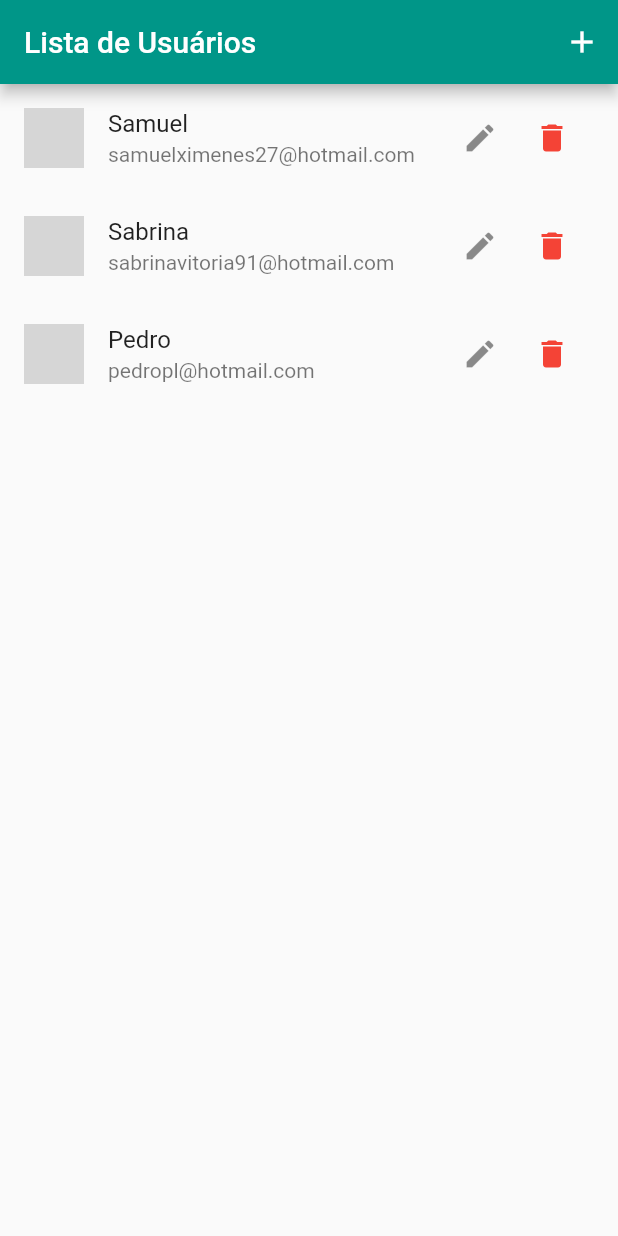
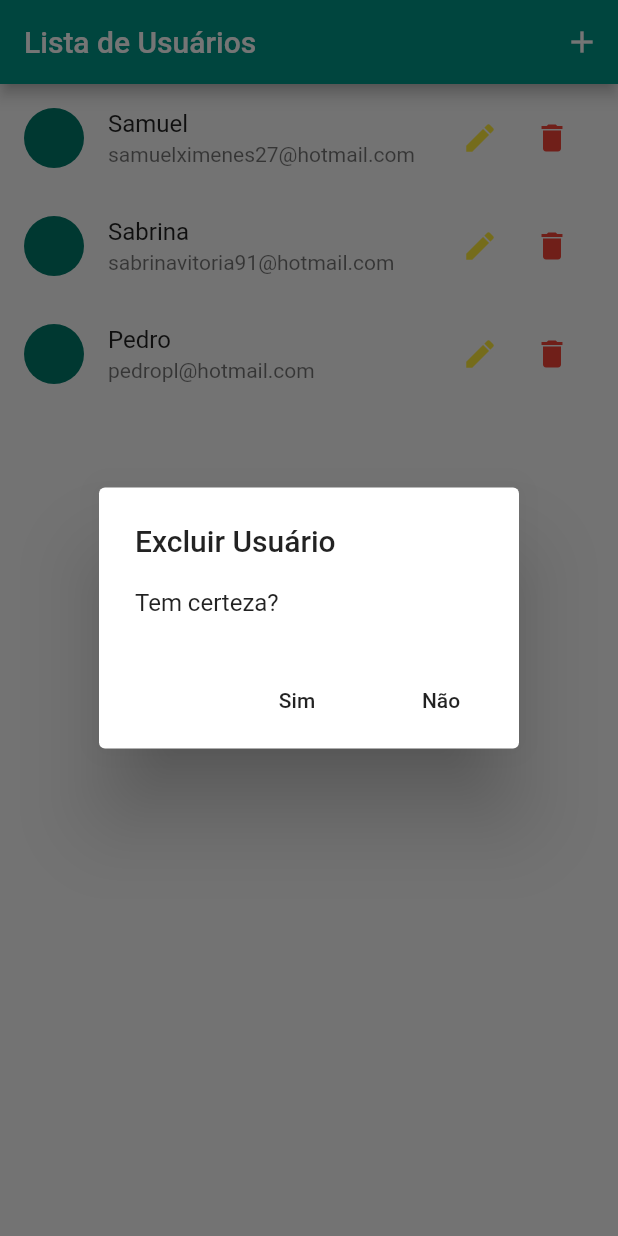
Before and after one commit to SamuelXimenes27/simpleRegister, a Flutter app: the screen it shows after launch, after a tap on the "delete" icon, on a phone screen of 412 x 824 dp. Run offline on Flutter 3.47's test engine with Material 2 defaults, Android fonts, the phone set to English and light mode, and no system bars; network calls fail; grey boxes are pictures that could not be loaded.

Commit message:
lógicas dos botões de editar, excluir e adicionar finalizados

```diff
--- a/lib/components/user_tile.dart
+++ b/lib/components/user_tile.dart
@@ -2,7 +2,9 @@
 /* ARQUIVO NO DIRETORIO 'lib/components/user_tile.dart'*/
 
 import 'package:flutter/material.dart';
+import 'package:provider/provider.dart';
 import 'package:register/models/user.dart';
+import 'package:register/provider/users.dart';
 import 'package:register/routes/app_routes.dart';
 
 class UserTile extends StatelessWidget {
@@ -24,6 +26,7 @@ class UserTile extends StatelessWidget {
           children: <Widget>[
             IconButton(
               icon: Icon(Icons.edit),
+              color: Colors.yellow,
               onPressed: () {
                 Navigator.of(context).pushNamed(
                   AppRoutes.USER_FORM,
@@ -32,10 +35,31 @@ class UserTile extends StatelessWidget {
               },
             ), //IconButton
             IconButton(
-              icon: Icon(Icons.delete),
-              color: Colors.red,
-              onPressed: () {},
-            ), //IconButton
+                icon: Icon(Icons.delete),
+                color: Colors.red,
+                onPressed: () {
+                  showDialog(
+                    context: context,
+                    builder: (ctx) => AlertDialog(
+                      title: Text('Excluir Usuário'),
+                      content: Text('Tem certeza?'),
+                      actions: <Widget>[
+                        FlatButton(
+                          onPressed: () => Navigator.of(context).pop(true),
+                          child: Text('Sim'),
+                        ),
+                        FlatButton(
+                          onPressed: () => Navigator.of(context).pop(false),
+                          child: Text('Não'),
+                        ),
+                      ],
+                    ),
+                  ).then((confirmed) {
+                    if (confirmed) {
+                      Provider.of<Users>(context, listen: false).remove(user);
+                    }
+                  });
+                }) //IconButton
           ], //<Widget>
         ), //Row
       ), //Container
```
Also changed, not shown: lib/views/user_form.dart (+87 -1 lines).
